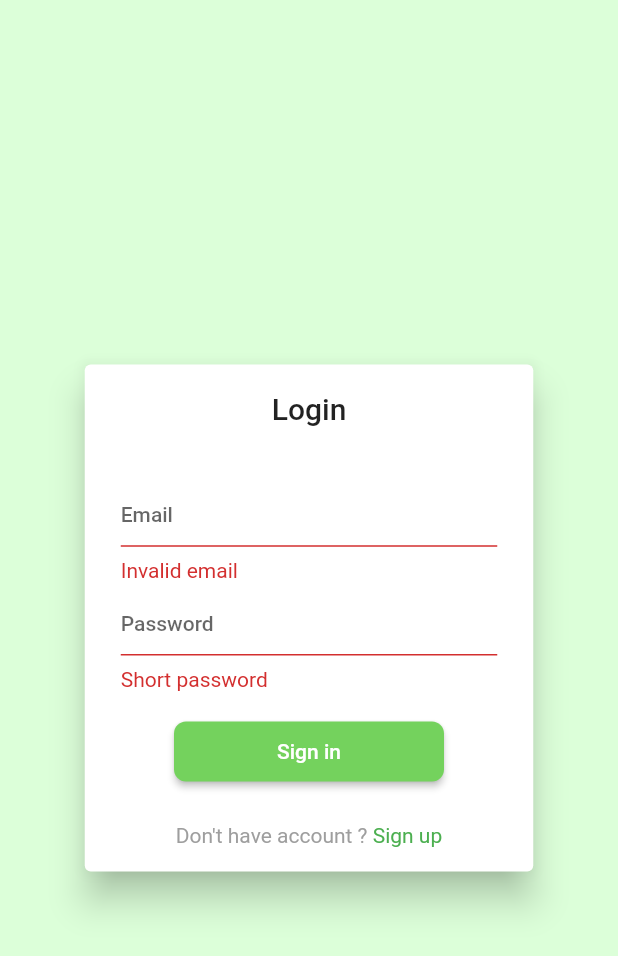
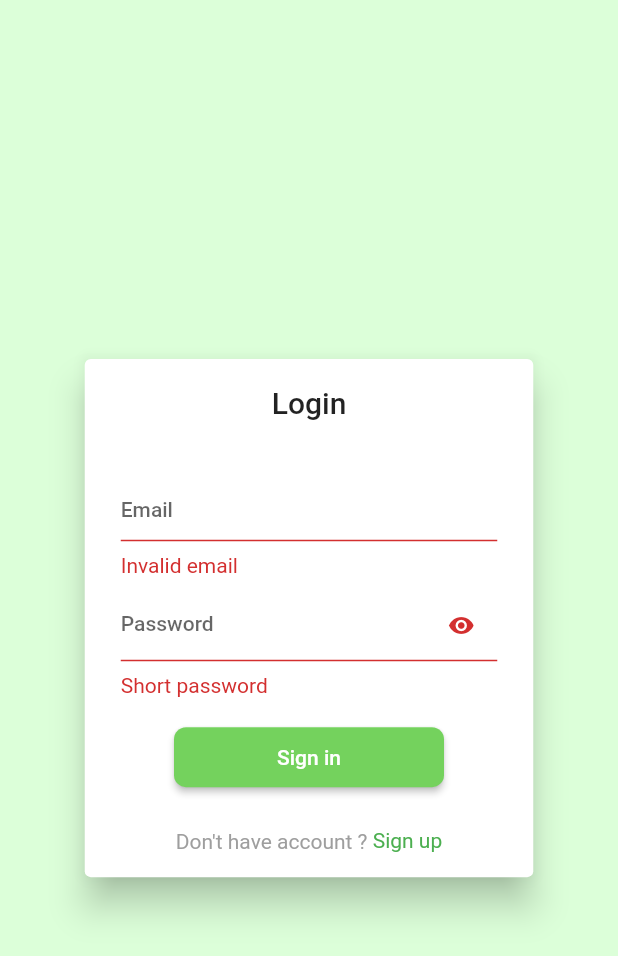
Before and after one commit to Ilgz/task_manager, a Flutter app: the screen it shows after launch, after a tap on "Sign in", on a phone screen of 412 x 824 dp. Shown: the top 956 px of the screen. Run offline on Flutter 3.47's test engine with Material 2 defaults, Android fonts, the phone set to English and light mode, and no system bars; our stand-ins replace bloc, cloud_firestore, dartz, firebase_auth, firebase_core, flutter_bloc and 7 more; accounts and stored records are empty.

Commit message:
Add show and obscure password functionality in sign-in page

```diff
--- a/lib/application/auth/sign_in_form/sign_in_form_bloc.dart
+++ b/lib/application/auth/sign_in_form/sign_in_form_bloc.dart
@@ -25,7 +25,9 @@ class SignInFormBloc extends Bloc<SignInFormEvent, SignInFormState> {
           },
           signInWithEmailAndPasswordPressed: (e)async {
           await  _performActionOnAuthFacadeWithEmailAndPassword(emit,_authFacade.signInWithEmailAndPassword);
-          },
+          }, showPasswordChanged: (e){
+        emit(state.copyWith(showPassword: !state.showPassword));
+      },
           );
     });
   }
--- a/lib/application/auth/sign_in_form/sign_in_form_event.dart
+++ b/lib/application/auth/sign_in_form/sign_in_form_event.dart
@@ -3,5 +3,6 @@ part of 'sign_in_form_bloc.dart';
 abstract class SignInFormEvent with _$SignInFormEvent{
   factory SignInFormEvent.emailChanged(String emailStr)=EmailChanged;
   factory SignInFormEvent.passwordChanged(String passwordStr)=PasswordChanged;
+  factory SignInFormEvent.showPasswordChanged()=_ShowPasswordChanged;
   factory SignInFormEvent.signInWithEmailAndPasswordPressed()=SignInWithEmailAndPasswordPressed;
 }
--- a/lib/application/auth/sign_in_form/sign_in_form_state.dart
+++ b/lib/application/auth/sign_in_form/sign_in_form_state.dart
@@ -2,6 +2,6 @@ part of 'sign_in_form_bloc.dart';
 
 @freezed
 abstract class SignInFormState with _$SignInFormState{
-  factory SignInFormState({required EmailAddress emailAddress,required Password password,required bool showErrorMessages,required bool isSubmitting,required Option<Either<AuthFailure,Unit>> authFailureSuccessOption})= _SignInFormState;
-  factory SignInFormState.initial()=>SignInFormState(emailAddress: EmailAddress(""), password: Password(""), showErrorMessages: false, isSubmitting: false,authFailureSuccessOption :none() );
+  factory SignInFormState({required EmailAddress emailAddress,required Password password,required bool showErrorMessages,required bool isSubmitting,required bool showPassword,required Option<Either<AuthFailure,Unit>> authFailureSuccessOption})= _SignInFormState;
+  factory SignInFormState.initial()=>SignInFormState(emailAddress: EmailAddress(""), password: Password(""), showErrorMessages: false,showPassword:false, isSubmitting: false,authFailureSuccessOption :none() );
 }
--- a/lib/presentation/sign_in/sign_in_page.dart
+++ b/lib/presentation/sign_in/sign_in_page.dart
@@ -70,27 +70,35 @@ class SignInPage extends StatelessWidget {
                         TextFormField(
                           style: Theme.of(context).textTheme.bodyText1,
                           cursorColor: Theme.of(context).primaryColor,
-                          decoration: const InputDecoration(
+
+                          decoration: InputDecoration(
                               labelText: 'Password',
                               isDense: true,
                               border: UnderlineInputBorder(),
-                              contentPadding: EdgeInsets.symmetric(vertical: 5)),
+                              suffixIcon: IconButton(
+                                icon: Icon(
+                                  state.showPassword ? Icons.visibility_off : Icons.visibility,
+                                ),
+                                onPressed: () {
+                                  context.read<SignInFormBloc>().add(SignInFormEvent.showPasswordChanged());
+                                },
+                              ),
+                              contentPadding:
+                              EdgeInsets.symmetric(vertical: 5)),
                           autocorrect: false,
-                          onChanged: (value) =>
-                              context
+                          onChanged: (value) => context
                               .read<SignInFormBloc>()
                               .add(SignInFormEvent.passwordChanged(value)),
-                          obscureText: true,
-                          validator: (_) =>
-                              context
+                          obscureText: state.showPassword,
+                          validator: (_) => context
                               .read<SignInFormBloc>()
                               .state
                               .password
                               .value
                               .fold(
-                                      (f) =>
-                                      f.maybeMap(
-                                          shortPassword: (value) => 'Short password',
+                                  (f) => f.maybeMap(
+                                  shortPassword: (value) =>
+                                  'Short password',
                                   orElse: () => null),
                                   (r) => null),
                         ),
```
Also changed, not shown: lib/application/auth/sign_in_form/sign_in_form_bloc.freezed.dart. Lines whose indentation alone changed are shown as unchanged.
